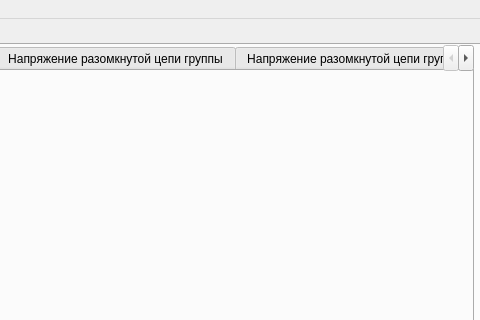
edward-lis/kds_hit, file mainwindow.ui: the form before one commit; both pictures show x 379 to 859 and y 0 to 320 of the 859 by 541 pixel window.
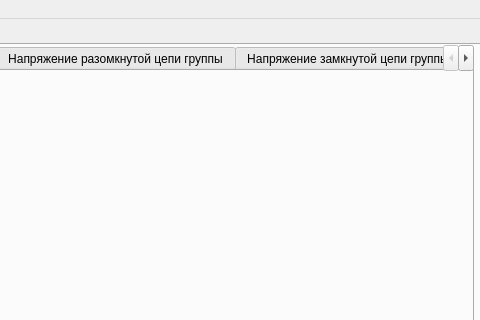
The form after the commit. The open tabs and pages were chosen to show the change.

Commit message: * неверное название вкладки

```diff
--- a/mainwindow.ui
+++ b/mainwindow.ui
@@ -691,7 +691,7 @@
       </widget>
       <widget class="QWidget" name="tab_17">
        <attribute name="title">
-        <string>Напряжение разомкнутой цепи группы</string>
+        <string>Напряжение замкнутой цепи группы</string>
        </attribute>
       </widget>
       <widget class="QWidget" name="tab_18">
```
